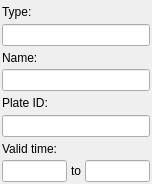
GPlates/GPlates, file src/qt-widgets/FeatureSummaryWidgetUi.ui: the form before one commit.
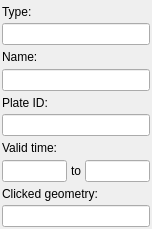
The form after the commit.

Patch:
```diff
--- a/src/qt-widgets/FeatureSummaryWidgetUi.ui
+++ b/src/qt-widgets/FeatureSummaryWidgetUi.ui
@@ -6,7 +6,7 @@
     <x>0</x>
     <y>0</y>
     <width>152</width>
-    <height>184</height>
+    <height>229</height>
    </rect>
   </property>
   <property name="windowTitle" >
@@ -105,6 +105,20 @@
      </item>
     </layout>
    </item>
+   <item>
+    <widget class="QLabel" name="label_clicked_geometry" >
+     <property name="text" >
+      <string>Clicked geometry:</string>
+     </property>
+    </widget>
+   </item>
+   <item>
+    <widget class="QLineEdit" name="lineedit_clicked_geometry" >
+     <property name="readOnly" >
+      <bool>true</bool>
+     </property>
+    </widget>
+   </item>
   </layout>
  </widget>
  <resources/>
```
